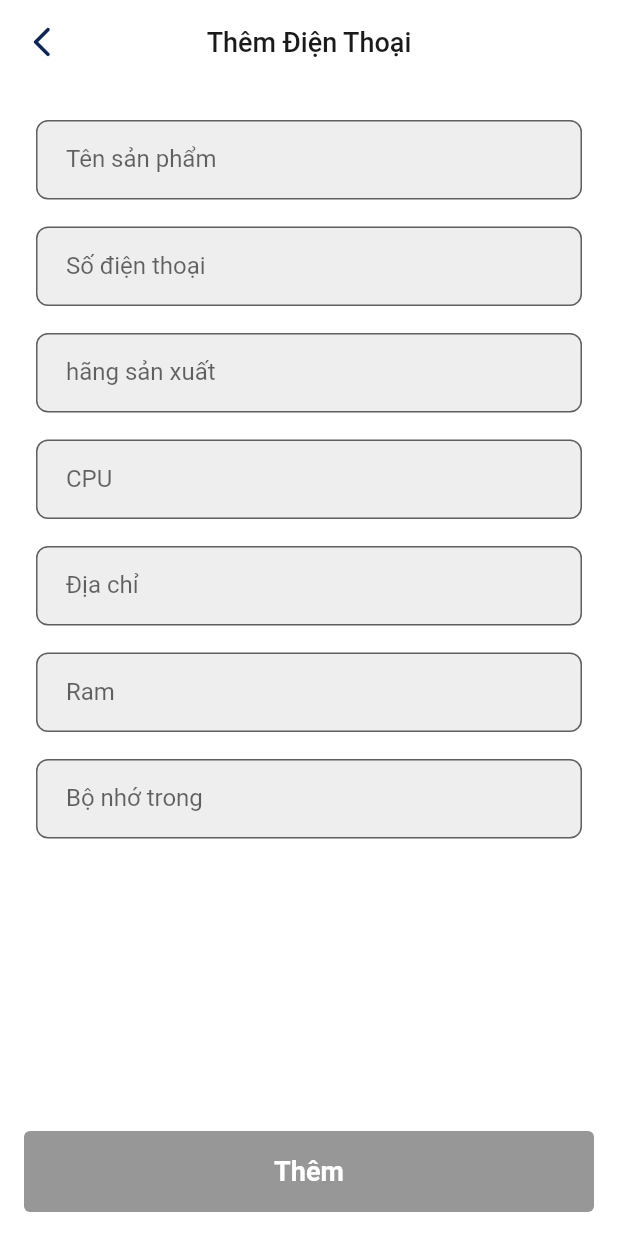
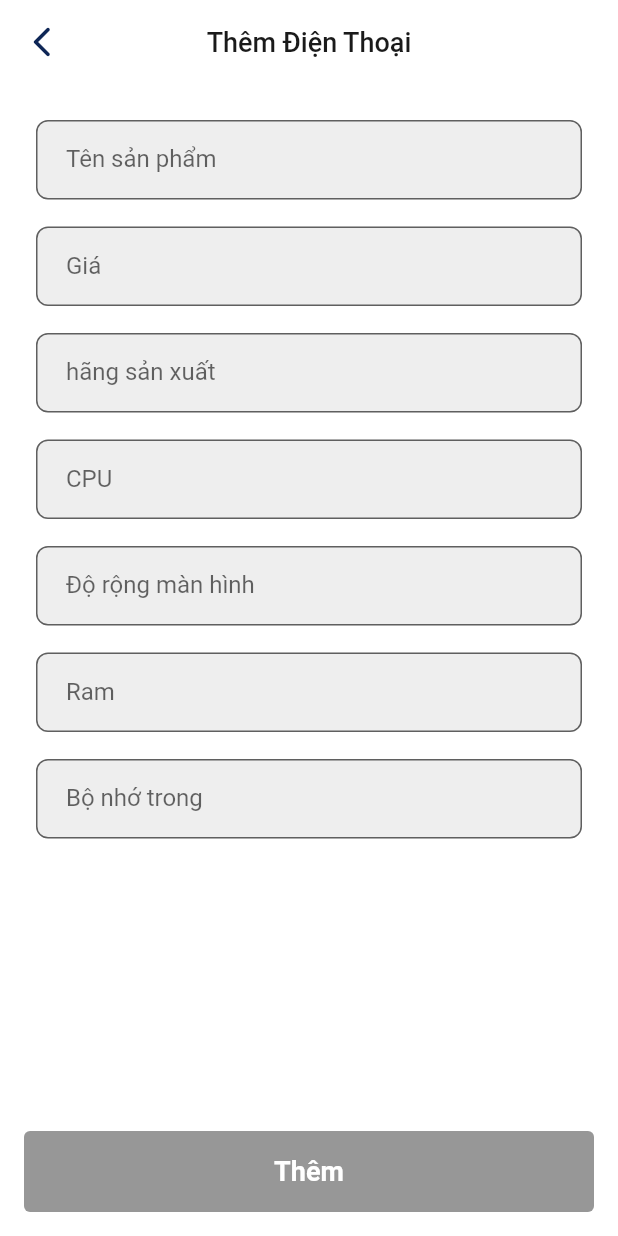
Before and after one commit to lehieu2307/flutter_husc, a Flutter app: the AddPhoneScreen screen opened directly, on a phone screen of 412 x 824 dp. Run offline on Flutter 3.47's test engine with Material 2 defaults, Android fonts, the phone set to English and light mode, and no system bars; drawn by our look-alikes of keyboard_dismisser; accounts and stored records are empty.

```diff
--- a/lib/ui/home/add_phone_screen.dart
+++ b/lib/ui/home/add_phone_screen.dart
@@ -101,7 +101,7 @@ class _AddPhoneScreenState extends State<AddPhoneScreen> {
                               controller: _priceController,
                               focusNode: _priceNode,
                               keyboardType: TextInputType.number,
-                              labelText: 'Số điện thoại',
+                              labelText: 'Giá',
                               maxLength: 10,
                               onChanged: (value) => _addPhoneBloC.Price = value,
                               onSubmitted: (value) {
@@ -139,7 +139,7 @@ class _AddPhoneScreenState extends State<AddPhoneScreen> {
                               context,
                               controller: _screenController,
                               focusNode: _screenNode,
-                              labelText: 'Địa chỉ',
+                              labelText: 'Độ rộng màn hình',
                               textCapitalization: TextCapitalization.words,
                               maxLength: 50,
                               onChanged: (value) => _addPhoneBloC.Screen = value,
@@ -257,7 +257,7 @@ class _AddPhoneScreenState extends State<AddPhoneScreen> {
       showCupertinoDialog(
         context: context,
         builder: (context) {
-          return succesfulMessageDialog(context, content: 'Thêm danh bạ');
+          return succesfulMessageDialog(context, content: 'Thêm Điện thoại');
         },
       ).then((_) {
         Navigator.pop(context);
--- a/lib/ui/home/phone_item.dart
+++ b/lib/ui/home/phone_item.dart
@@ -131,7 +131,7 @@ class _PhoneItemState extends State<PhoneItem> {
       barrierDismissible: true,
       builder: (context) {
         return confirmDialog(
-            context, 'Xoá', 'Bạn chắc chắn muốn xoá danh bạ này?');
+            context, 'Xoá', 'Bạn chắc chắn muốn xoá thiết bị này?');
       },
     ).then((acceptDelete) {
       if (acceptDelete ?? false) {
```
